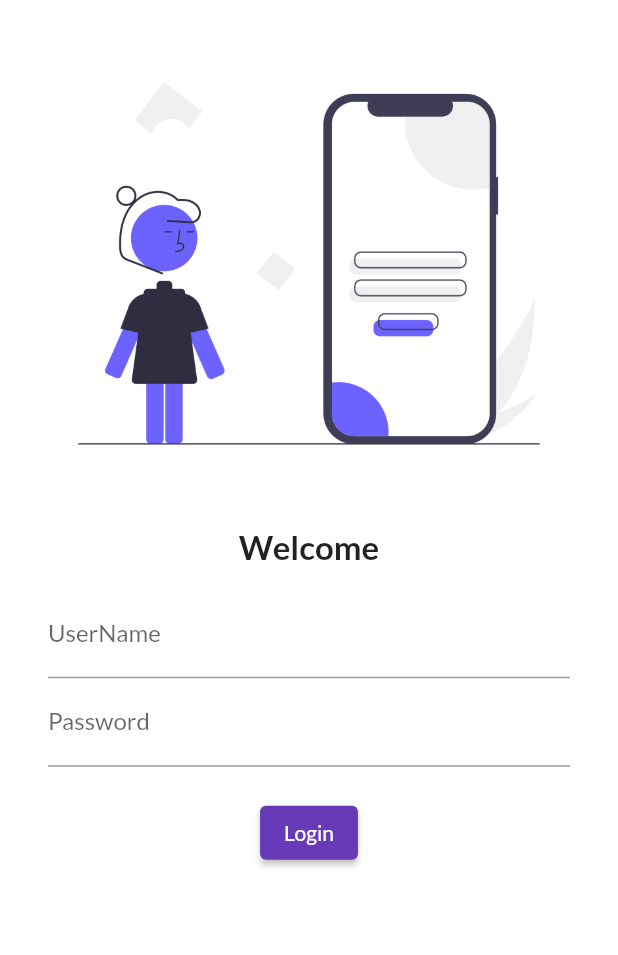
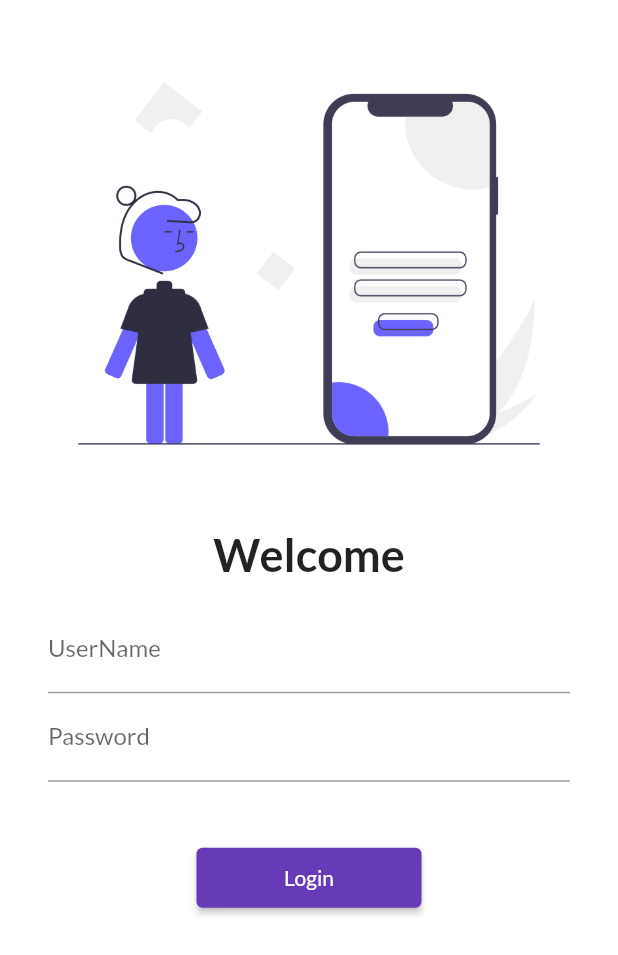
Before and after one commit to MaharshiV16/Flutter-Tutorial-30Days, a Flutter app: the screen it shows after launch, on a phone screen of 412 x 824 dp. Shown: the top 955 px of the screen. Run offline on Flutter 3.47's test engine with Material 2 defaults, Android fonts, the phone set to English and light mode, and no system bars; our stand-ins replace google_fonts.

Commit message:
Day 5 Completed

```diff
--- a/lib/Pages/login_page.dart
+++ b/lib/Pages/login_page.dart
@@ -1,5 +1,6 @@
 import 'package:flutter/cupertino.dart';
 import 'package:flutter/material.dart';
+import 'package:flutter_catalog/utils/routes.dart';
 
 class LoginPage extends StatelessWidget {
   const LoginPage({Key? key}) : super(key: key);
@@ -8,6 +9,7 @@ class LoginPage extends StatelessWidget {
   Widget build(BuildContext context) {
     return Material(
       color: Colors.white,
+      child: SingleChildScrollView(
         child: Center(
           child: Column(
             children: [
@@ -24,7 +26,7 @@ class LoginPage extends StatelessWidget {
               const Text(
                 "Welcome",
                 style: TextStyle(
-                fontSize: 22,
+                  fontSize: 30,
                   fontWeight: FontWeight.bold,
                 ),
               ),
@@ -48,16 +50,22 @@ class LoginPage extends StatelessWidget {
                       ),
                       obscureText: true,
                     ),
-                  const SizedBox(height: 20),
+                    const SizedBox(height: 40),
                     ElevatedButton(
-                      onPressed: () => {print("Hello Ji")},
-                      child: const Text("Login"))
+                      child: const Text("Login"),
+                      style: TextButton.styleFrom(
+                        minimumSize: const Size(150, 40),
+                      ),
+                      onPressed: () =>
+                          {Navigator.pushNamed(context, MyRoutes.homeRoute)},
+                    )
                   ],
                 ),
               )
             ],
           ),
         ),
+      ),
     );
   }
 }
--- a/lib/main.dart
+++ b/lib/main.dart
@@ -1,10 +1,11 @@
 import 'package:flutter/material.dart';
 import 'package:flutter_catalog/Pages/login_page.dart';
+import 'package:flutter_catalog/utils/routes.dart';
 import 'Pages/home_page.dart';
 import 'package:google_fonts/google_fonts.dart';
 
 void main() {
-  runApp(MyApp());
+  runApp(const MyApp());
 }
 
 class MyApp extends StatelessWidget {
@@ -13,6 +14,7 @@ class MyApp extends StatelessWidget {
   @override
   Widget build(BuildContext context) {
     return MaterialApp(
+      debugShowCheckedModeBanner: false,
       darkTheme: ThemeData(brightness: Brightness.dark),
       themeMode: ThemeMode.light,
       theme: ThemeData(
@@ -22,8 +24,8 @@ class MyApp extends StatelessWidget {
       ),
       initialRoute: "/login",
       routes: {
-        "/login": (context) => LoginPage(),
-        "/home": (context) => HomePage(),
+        MyRoutes.loginRoute: (context) => const LoginPage(),
+        MyRoutes.homeRoute: (context) => const HomePage(),
       },
     );
   }
--- /dev/null
+++ b/lib/utils/routes.dart
@@ -0,0 +1,4 @@
+class MyRoutes {
+  static String loginRoute = "/login";
+  static String homeRoute = "/home";
+}
```
Lines whose indentation alone changed are shown as unchanged.
